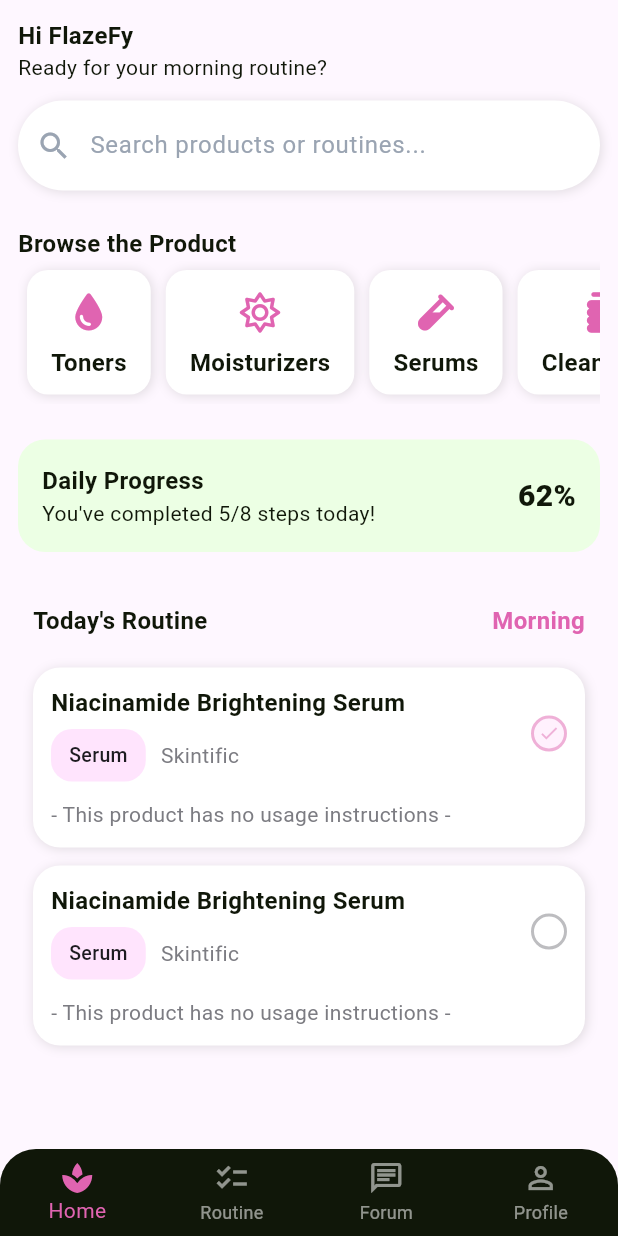
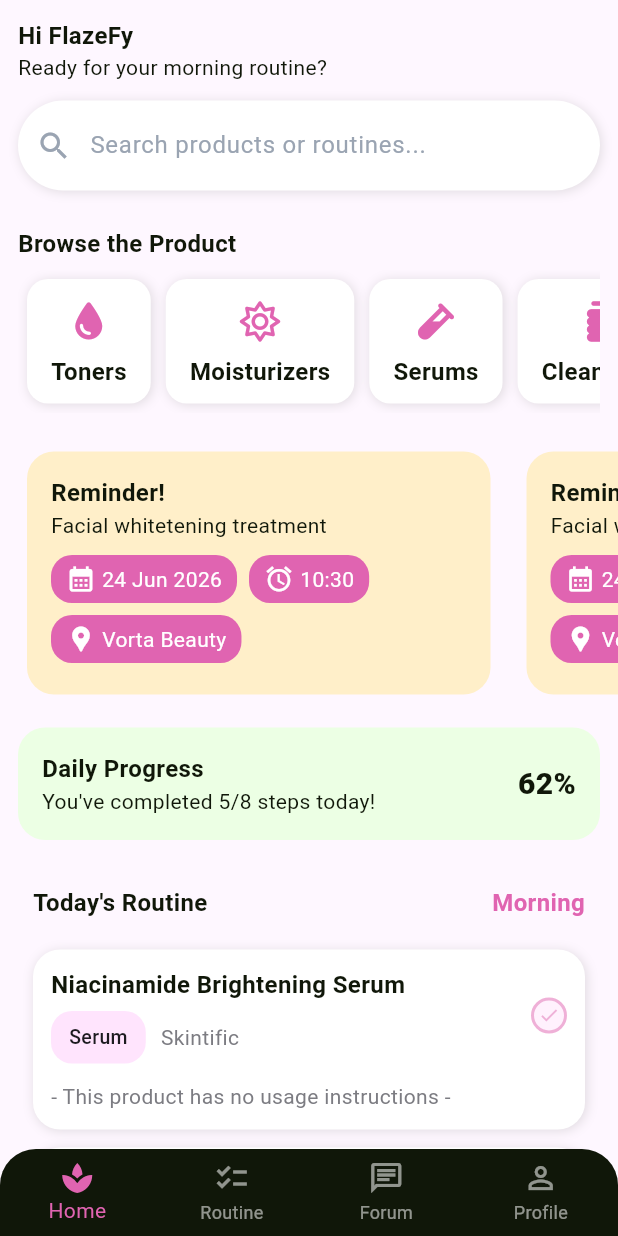
Before and after one commit to FlazeFy/Aurea-Mobile, a Flutter app: the screen it shows after launch, on a phone screen of 412 x 824 dp. Run offline on Flutter 3.47's test engine with Material 3 defaults, Android fonts, the phone set to English and light mode, and no system bars; our stand-ins replace bloc, dio, equatable, flutter_bloc, flutter_secure_storage, font_awesome_flutter and 1 more.

Commit message:
feat(dashboard) : add next reminder list UI

```diff
--- a/lib/core/atoms/a_tag.dart
+++ b/lib/core/atoms/a_tag.dart
@@ -1,16 +1,20 @@
+import 'package:aurea/core/atoms/a_text.dart';
 import 'package:aurea/core/global/style.dart';
 import 'package:flutter/material.dart';
+import 'package:font_awesome_flutter/font_awesome_flutter.dart';
 
 class AtomTag extends StatelessWidget {
   final String text;
   final Color? color;
+  final IconData? icon;
 
-  const AtomTag({super.key, required this.text, this.color});
+  const AtomTag({super.key, required this.text, this.color, this.icon});
 
   @override
   Widget build(BuildContext context) {
+    if (icon == null){
       return Container(
-      padding: EdgeInsets.symmetric(vertical: spaceXSM, horizontal: spaceMD),
+        padding: const EdgeInsets.symmetric(vertical: spaceXSM, horizontal: spaceMD),
         decoration: BoxDecoration(
             color: color ?? darkColor,
             borderRadius: const BorderRadius.all(Radius.circular(roundedMD))
@@ -20,5 +24,22 @@ class AtomTag extends StatelessWidget {
             fontSize: textMD
         )),
       );
+    } else {
+      return Container(
+        padding: const EdgeInsets.symmetric(vertical: spaceXXSM, horizontal: spaceSM),
+        decoration: BoxDecoration(
+            color: color ?? darkColor,
+            borderRadius: const BorderRadius.all(Radius.circular(roundedMD))
+        ),
+        child: Row(
+          spacing: spaceMini,
+          mainAxisSize: MainAxisSize.min,
+          children: [
+            FaIcon(icon, size: textJumbo, color: whiteColor,),
+            AtomText(text: text, type: 'content', color: whiteColor),
+          ],
+        )
+      );
     }
   }
+}
--- a/lib/core/global/style.dart
+++ b/lib/core/global/style.dart
@@ -6,6 +6,8 @@ const Color darkColor = Color(0xFF101709);
 const Color whiteColor = Colors.white;
 const Color pinkColor = Color(0xFFE064B1);
 const Color lightSuccessColor = Color(0xFFecffe4);
+const Color lightWarningColor = Color(0xFFffefc9);
+const Color warningColor = Color(0xFFffae68);
 const Color lightPinkColor = Color(0xFFffe4fd);
 const Color grayColor = Color(0xFF7c7c82);
 
--- a/lib/features/dashboard/presentation/pages/dashboard_page.dart
+++ b/lib/features/dashboard/presentation/pages/dashboard_page.dart
@@ -1,6 +1,7 @@
 import 'package:aurea/features/dashboard/presentation/ui/organisms/o_daily_progress_card.dart';
 import 'package:aurea/features/dashboard/presentation/ui/organisms/o_discover_product_by_category_list.dart';
 import 'package:aurea/features/dashboard/presentation/ui/organisms/o_main_search_and_greeting_card.dart';
+import 'package:aurea/features/dashboard/presentation/ui/organisms/o_next_reminder_list.dart';
 import 'package:aurea/features/dashboard/presentation/ui/organisms/o_today_routine_list.dart';
 import 'package:flutter/material.dart';
 
@@ -14,6 +15,7 @@ class DashboardPage extends StatelessWidget {
         children: const [
           OrganismMainSearchAndGreetingCard(),
           OrganismDiscoverProductByCategoryList(),
+          OrganismNextReminderList(),
           OrganismDailyProgressCard(),
           OrganismTodayRoutineList()
         ],
--- /dev/null
+++ b/lib/features/dashboard/presentation/ui/molecules/m_next_reminder_card.dart
@@ -0,0 +1,47 @@
+import 'package:aurea/core/atoms/a_tag.dart';
+import 'package:aurea/core/atoms/a_text.dart';
+import 'package:aurea/core/global/style.dart';
+import 'package:flutter/material.dart';
+
+class MoleculeNextReminderCard extends StatelessWidget {
+  const MoleculeNextReminderCard({super.key});
+
+  @override
+  Widget build(BuildContext context) {
+    double screenWidth = MediaQuery.of(context).size.width;
+
+    return Container(
+      width: screenWidth * 0.75,
+      margin: const EdgeInsets.symmetric(vertical: spaceXSM, horizontal: spaceMD),
+      decoration: const BoxDecoration(
+          borderRadius: BorderRadius.all(Radius.circular(roundedLG)),
+          color: lightWarningColor
+      ),
+      padding: const EdgeInsets.all(spaceXMD),
+      child: const Column(
+        crossAxisAlignment: CrossAxisAlignment.start,
+        children: [
+          AtomText(text: "Reminder!", type: 'content-title'),
+          AtomText(text: "Facial whitetening treatment", type: 'content'),
+          SizedBox(height: spaceSM),
+          Wrap(
+            spacing: spaceXSM,
+            runSpacing: spaceXSM,
+            crossAxisAlignment: WrapCrossAlignment.center,
+            children: [
+              AtomTag(
+                text: '24 Jun 2026', icon: Icons.calendar_month, color: pinkColor,
+              ),
+              AtomTag(
+                text: '10:30', icon: Icons.alarm, color: pinkColor,
+              ),
+              AtomTag(
+                text: 'Vorta Beauty', icon: Icons.location_pin, color: pinkColor,
+              )
+            ],
+          ),
+        ],
+      ),
+    );
+  }
+}
--- a/lib/features/dashboard/presentation/ui/organisms/o_daily_progress_card.dart
+++ b/lib/features/dashboard/presentation/ui/organisms/o_daily_progress_card.dart
@@ -8,7 +8,7 @@ class OrganismDailyProgressCard extends StatelessWidget {
   @override
   Widget build(BuildContext context) {
     return Container(
-      margin: const EdgeInsets.all(spaceMD),
+      margin: const EdgeInsets.symmetric(vertical: spaceXSM, horizontal: spaceMD),
       decoration: const BoxDecoration(
           borderRadius: BorderRadius.all(Radius.circular(roundedLG)),
           color: lightSuccessColor
--- a/lib/features/dashboard/presentation/ui/organisms/o_discover_product_by_category_list.dart
+++ b/lib/features/dashboard/presentation/ui/organisms/o_discover_product_by_category_list.dart
@@ -25,8 +25,9 @@ class OrganismDiscoverProductByCategoryList extends StatelessWidget {
         crossAxisAlignment: CrossAxisAlignment.start,
         children: [
           const AtomText(text: 'Browse the Product', type: 'content-title'),
-          SizedBox(
+          Container(
             height: 95,
+            margin: const EdgeInsets.only(top: spaceXXSM),
             child: ListView.builder(
               padding: const EdgeInsets.all(spaceXXSM),
               scrollDirection: Axis.horizontal,
--- /dev/null
+++ b/lib/features/dashboard/presentation/ui/organisms/o_next_reminder_list.dart
@@ -0,0 +1,22 @@
+import 'package:aurea/core/global/style.dart';
+import 'package:aurea/features/dashboard/presentation/ui/molecules/m_next_reminder_card.dart';
+import 'package:flutter/material.dart';
+
+class OrganismNextReminderList extends StatelessWidget {
+  const OrganismNextReminderList({super.key});
+
+  @override
+  Widget build(BuildContext context) {
+    return SizedBox(
+      height: 190,
+      child: ListView(
+        padding: const EdgeInsets.all(spaceXXSM),
+        scrollDirection: Axis.horizontal,
+        children: [
+          MoleculeNextReminderCard(),
+          MoleculeNextReminderCard()
+        ],
+      ),
+    );
+  }
+}
```
Lines whose indentation alone changed are shown as unchanged.
